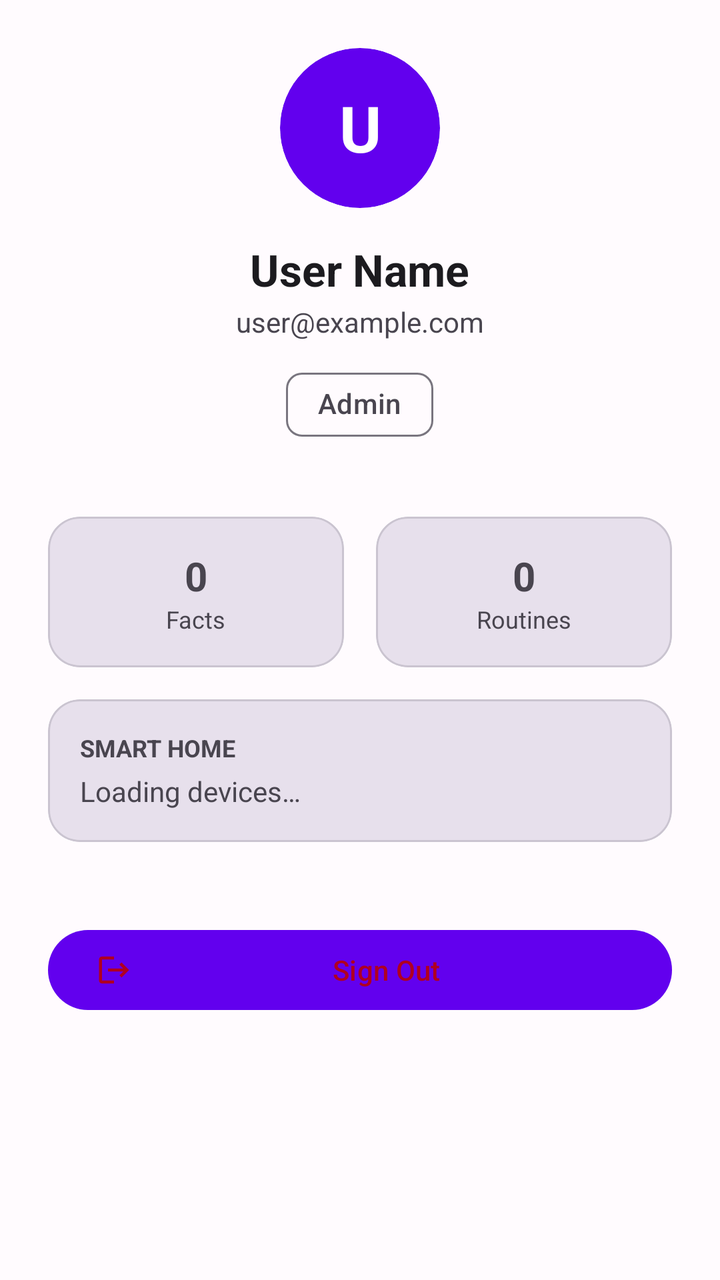
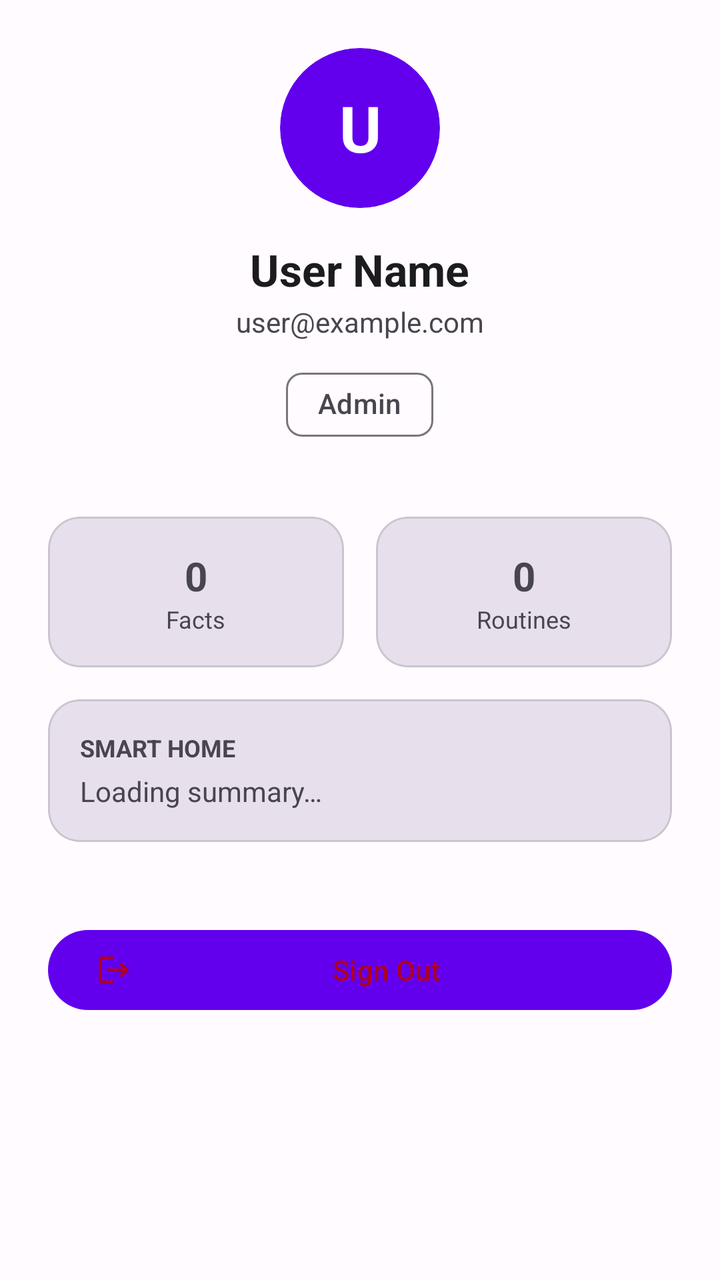

Before-and-after screenshots of an Android layout around one commit, followed by the original layout XML and the change that was made.
<!-- AndroidManifest.xml: application theme Theme.RiverSong -->
<!-- res/layout/fragment_user_dashboard.xml -->
<?xml version="1.0" encoding="utf-8"?>
<androidx.core.widget.NestedScrollView
    xmlns:android="http://schemas.android.com/apk/res/android"
    xmlns:app="http://schemas.android.com/apk/res-auto"
    android:layout_width="match_parent"
    android:layout_height="match_parent"
    android:background="?attr/colorSurface">

    <LinearLayout
        android:layout_width="match_parent"
        android:layout_height="wrap_content"
        android:orientation="vertical"
        android:padding="24dp"
        android:gravity="center_horizontal">

        
        <com.google.android.material.card.MaterialCardView
            android:layout_width="80dp"
            android:layout_height="80dp"
            app:cardCornerRadius="40dp"
            app:cardElevation="0dp"
            app:strokeWidth="0dp"
            android:backgroundTint="?attr/colorPrimary">

            <TextView
                android:id="@+id/textViewAvatarInitial"
                android:layout_width="match_parent"
                android:layout_height="match_parent"
                android:gravity="center"
                android:text="U"
                android:textColor="?attr/colorOnPrimary"
                android:textSize="32sp"
                android:textStyle="bold" />
        </com.google.android.material.card.MaterialCardView>

        <TextView
            android:id="@+id/textViewDisplayName"
            android:layout_width="wrap_content"
            android:layout_height="wrap_content"
            android:layout_marginTop="16dp"
            android:text="User Name"
            android:textSize="22sp"
            android:textStyle="bold"
            android:textColor="?attr/colorOnSurface" />

        <TextView
            android:id="@+id/textViewEmail"
            android:layout_width="wrap_content"
            android:layout_height="wrap_content"
            android:layout_marginTop="2dp"
            android:text="user@example.com"
            android:textSize="14sp"
            android:textColor="?attr/colorOnSurfaceVariant" />

        <com.google.android.material.chip.Chip
            android:id="@+id/chipRole"
            style="@style/Widget.Material3.Chip.Suggestion"
            android:layout_width="wrap_content"
            android:layout_height="wrap_content"
            android:layout_marginTop="8dp"
            android:text="Admin"
            app:chipMinHeight="32dp" />

        
        <LinearLayout
            android:layout_width="match_parent"
            android:layout_height="wrap_content"
            android:layout_marginTop="32dp"
            android:orientation="horizontal">

            <com.google.android.material.card.MaterialCardView
                android:layout_width="0dp"
                android:layout_height="wrap_content"
                android:layout_weight="1"
                android:layout_marginEnd="8dp"
                app:cardCornerRadius="16dp"
                app:cardElevation="0dp"
                android:backgroundTint="?attr/colorSurfaceVariant">

                <LinearLayout
                    android:layout_width="match_parent"
                    android:layout_height="wrap_content"
                    android:orientation="vertical"
                    android:padding="16dp"
                    android:gravity="center">

                    <TextView
                        android:id="@+id/textViewFactsCount"
                        android:layout_width="wrap_content"
                        android:layout_height="wrap_content"
                        android:text="0"
                        android:textSize="20sp"
                        android:textStyle="bold"
                        android:textColor="?attr/colorOnSurfaceVariant" />

                    <TextView
                        android:layout_width="wrap_content"
                        android:layout_height="wrap_content"
                        android:text="Facts"
                        android:textSize="12sp"
                        android:textColor="?attr/colorOnSurfaceVariant" />
                </LinearLayout>
            </com.google.android.material.card.MaterialCardView>

            <com.google.android.material.card.MaterialCardView
                android:layout_width="0dp"
                android:layout_height="wrap_content"
                android:layout_weight="1"
                android:layout_marginStart="8dp"
                app:cardCornerRadius="16dp"
                app:cardElevation="0dp"
                android:backgroundTint="?attr/colorSurfaceVariant">

                <LinearLayout
                    android:layout_width="match_parent"
                    android:layout_height="wrap_content"
                    android:orientation="vertical"
                    android:padding="16dp"
                    android:gravity="center">

                    <TextView
                        android:id="@+id/textViewRoutinesCount"
                        android:layout_width="wrap_content"
                        android:layout_height="wrap_content"
                        android:text="0"
                        android:textSize="20sp"
                        android:textStyle="bold"
                        android:textColor="?attr/colorOnSurfaceVariant" />

                    <TextView
                        android:layout_width="wrap_content"
                        android:layout_height="wrap_content"
                        android:text="Routines"
                        android:textSize="12sp"
                        android:textColor="?attr/colorOnSurfaceVariant" />
                </LinearLayout>
            </com.google.android.material.card.MaterialCardView>

        </LinearLayout>

        
        <com.google.android.material.card.MaterialCardView
            android:layout_width="match_parent"
            android:layout_height="wrap_content"
            android:layout_marginTop="16dp"
            app:cardCornerRadius="16dp"
            app:cardElevation="0dp"
            android:backgroundTint="?attr/colorSurfaceVariant">

            <LinearLayout
                android:layout_width="match_parent"
                android:layout_height="wrap_content"
                android:orientation="vertical"
                android:padding="16dp">

                <TextView
                    android:layout_width="wrap_content"
                    android:layout_height="wrap_content"
                    android:text="Smart Home"
                    android:textSize="12sp"
                    android:textStyle="bold"
                    android:textAllCaps="true"
                    android:textColor="?attr/colorOnSurfaceVariant" />

                <TextView
                    android:id="@+id/textViewSmartHomeSummary"
                    android:layout_width="match_parent"
                    android:layout_height="wrap_content"
                    android:layout_marginTop="4dp"
                    android:text="Loading devices…"
                    android:textSize="14sp"
                    android:textColor="?attr/colorOnSurfaceVariant" />
            </LinearLayout>
        </com.google.android.material.card.MaterialCardView>

        
        <com.google.android.material.button.MaterialButton
            android:id="@+id/buttonLogout"
            style="@style/Widget.Material3.Button.Tonal"
            android:layout_width="match_parent"
            android:layout_height="wrap_content"
            android:layout_marginTop="40dp"
            android:text="Sign Out"
            android:textColor="?attr/colorError"
            app:icon="@drawable/ic_logout"
            app:iconTint="?attr/colorError" />

    </LinearLayout>
</androidx.core.widget.NestedScrollView>
<!-- resources referenced by this layout -->
<resources>
  <!-- drawable ic_logout (drawable) -->
  <?xml version="1.0" encoding="utf-8"?>
  <vector xmlns:android="http://schemas.android.com/apk/res/android"
      android:width="24dp"
      android:height="24dp"
      android:viewportWidth="24"
      android:viewportHeight="24"
      android:tint="?attr/colorControlNormal">
      <path
          android:fillColor="@android:color/white"
          android:pathData="M17,7l-1.41,1.41L18.17,11H8v2h10.17l-2.58,2.58L17,17l5,-5zM4,5h8V3H4c-1.1,0 -2,0.9 -2,2v14c0,1.1 0.9,2 2,2h8v-2H4V5z" />
  </vector>
  <color name="river_song_primary">#6200EE</color>
  <color name="river_song_on_primary">#FFFFFF</color>
  <color name="river_song_primary_container">#BB86FC</color>
  <color name="river_song_on_primary_container">#21005D</color>
  <color name="river_song_secondary">#03DAC6</color>
  <color name="river_song_on_secondary">#000000</color>
  <color name="river_song_secondary_container">#66FAF4</color>
  <color name="river_song_on_secondary_container">#003831</color>
  <color name="river_song_tertiary">#018786</color>
  <color name="river_song_on_tertiary">#FFFFFF</color>
  <color name="river_song_tertiary_container">#A7E7E7</color>
  <color name="river_song_on_tertiary_container">#002C2C</color>
  <color name="river_song_error">#B00020</color>
  <color name="river_song_on_error">#FFFFFF</color>
  <color name="river_song_error_container">#FCD8DF</color>
  <color name="river_song_on_error_container">#410002</color>
  <color name="river_song_background">#F7F2F9</color>
  <color name="river_song_on_background">#1C1B1F</color>
  <color name="river_song_surface">#FFFBFE</color>
  <color name="river_song_on_surface">#1C1B1F</color>
  <color name="river_song_surface_variant">#E7E0EC</color>
  <color name="river_song_on_surface_variant">#49454F</color>
  <color name="river_song_outline">#79757F</color>
  <!-- unchanged entries left out for length: 1 -->
</resources>

<!-- the commit's change to res/layout/fragment_user_dashboard.xml (unified diff, before → after) -->
@@ -94,9 +94,10 @@
                         android:textColor="?attr/colorOnSurfaceVariant" />
 
                     <TextView
+                        android:id="@+id/textViewFactsCountLabel"
                         android:layout_width="wrap_content"
                         android:layout_height="wrap_content"
-                        android:text="Facts"
+                        android:text="@string/profile_facts_stat"
                         android:textSize="12sp"
                         android:textColor="?attr/colorOnSurfaceVariant" />
                 </LinearLayout>
@@ -128,9 +129,10 @@
                         android:textColor="?attr/colorOnSurfaceVariant" />
 
                     <TextView
+                        android:id="@+id/textViewRoutinesCountLabel"
                         android:layout_width="wrap_content"
                         android:layout_height="wrap_content"
-                        android:text="Routines"
+                        android:text="@string/profile_routines_stat"
                         android:textSize="12sp"
                         android:textColor="?attr/colorOnSurfaceVariant" />
                 </LinearLayout>
@@ -154,9 +156,10 @@
                 android:padding="16dp">
 
                 <TextView
+                    android:id="@+id/textViewSmartHomeTitle"
                     android:layout_width="wrap_content"
                     android:layout_height="wrap_content"
-                    android:text="Smart Home"
+                    android:text="@string/profile_smart_home_title"
                     android:textSize="12sp"
                     android:textStyle="bold"
                     android:textAllCaps="true"
@@ -167,7 +170,7 @@
                     android:layout_width="match_parent"
                     android:layout_height="wrap_content"
                     android:layout_marginTop="4dp"
-                    android:text="Loading devices…"
+                    android:text="@string/dashboard_loading_summary"
                     android:textSize="14sp"
                     android:textColor="?attr/colorOnSurfaceVariant" />
             </LinearLayout>
@@ -180,7 +183,7 @@
             android:layout_width="match_parent"
             android:layout_height="wrap_content"
             android:layout_marginTop="40dp"
-            android:text="Sign Out"
+            android:text="@string/profile_sign_out"
             android:textColor="?attr/colorError"
             app:icon="@drawable/ic_logout"
             app:iconTint="?attr/colorError" />
<!-- resource entries referenced after the edit -->
@@ -12,6 +12,11 @@
           android:fillColor="@android:color/white"
           android:pathData="M17,7l-1.41,1.41L18.17,11H8v2h10.17l-2.58,2.58L17,17l5,-5zM4,5h8V3H4c-1.1,0 -2,0.9 -2,2v14c0,1.1 0.9,2 2,2h8v-2H4V5z" />
   </vector>
+  <string name="dashboard_loading_summary">Loading summary…</string>
+  <string name="profile_facts_stat">Facts</string>
+  <string name="profile_routines_stat">Routines</string>
+  <string name="profile_sign_out">Sign Out</string>
+  <string name="profile_smart_home_title">Smart Home</string>
   <color name="river_song_primary">#6200EE</color>
   <color name="river_song_on_primary">#FFFFFF</color>
   <color name="river_song_primary_container">#BB86FC</color>
